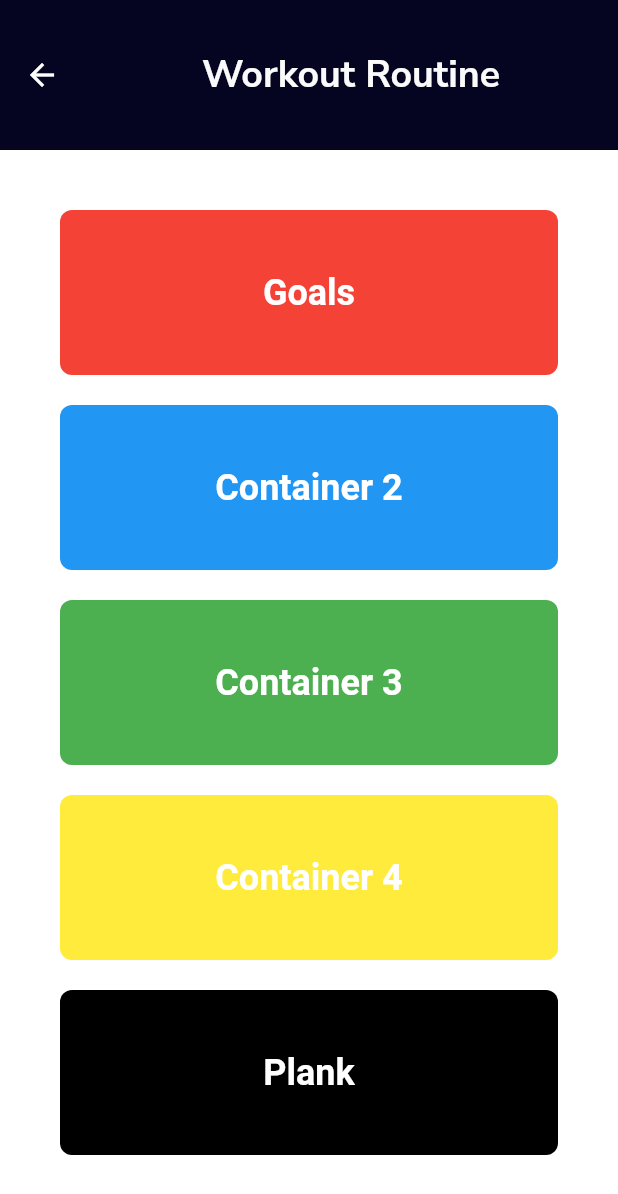
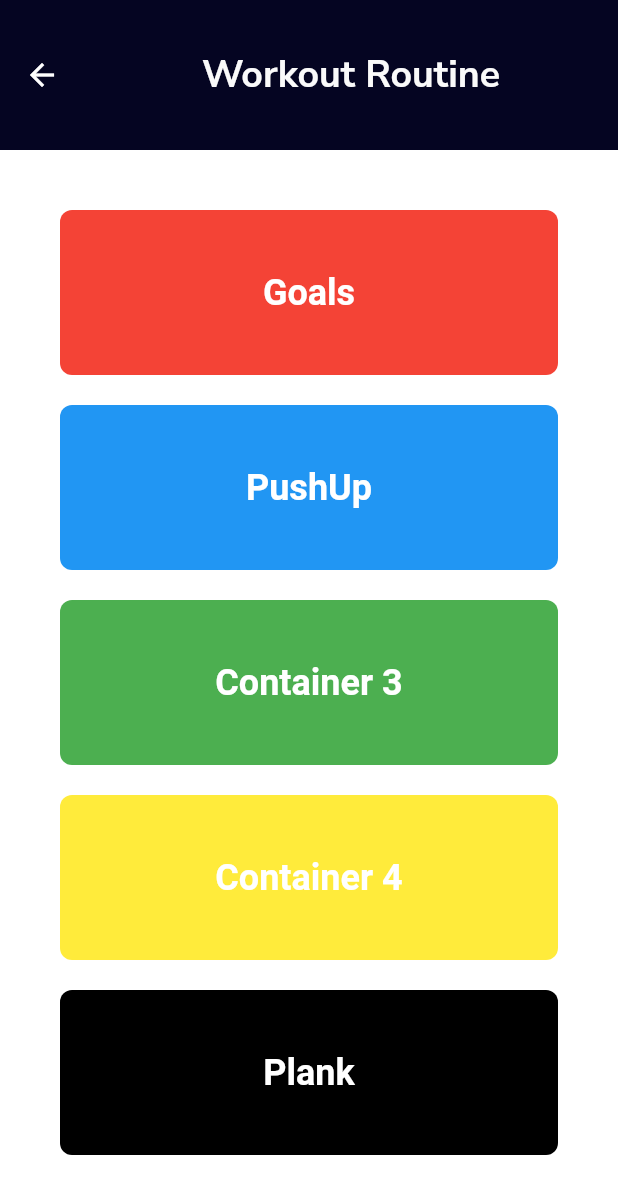
Before and after one commit to PMO-Kel7/Gymhouse, a Flutter app: the mainworkout screen opened directly, on a phone screen of 412 x 824 dp. Shown: the top 1194 px of the screen. Run offline on Flutter 3.47's test engine with Material 2 defaults, Android fonts, the phone set to English and light mode, and no system bars; our stand-ins replace cached_network_image, cloud_firestore, firebase_auth, firebase_core, flick_video_player, flutter_svg and 5 more; missing offline and left inert: flutter_webview_plugin; accounts and stored records are empty; Roboto replaces fonts that are missing (Muli).

Commit message:
Membuat screen Membership + Fixes #12 membuat pushup

```diff
--- a/gymhouse_project/lib/Components/WorkoutRoutine/mainwo.dart
+++ b/gymhouse_project/lib/Components/WorkoutRoutine/mainwo.dart
@@ -1,6 +1,7 @@
 import 'package:flutter/material.dart';
 import 'package:gymhouse_project/Components/WorkoutRoutine/goals.dart';
 import 'package:gymhouse_project/Components/WorkoutRoutine/planks.dart';
+import 'package:gymhouse_project/Components/WorkoutRoutine/pushup.dart';
 import 'package:gymhouse_project/utils/constant.dart';
 
 class mainworkout extends StatelessWidget {
@@ -34,9 +35,9 @@ class mainworkout extends StatelessWidget {
               height: 20,
             ),
             MenuContainer(
-              title: 'Container 2',
+              title: 'PushUp',
               color: Colors.blue,
-              route: PlanksPage(),
+              route: PushupPage(),
             ),
             SizedBox(
               height: 20,
```
